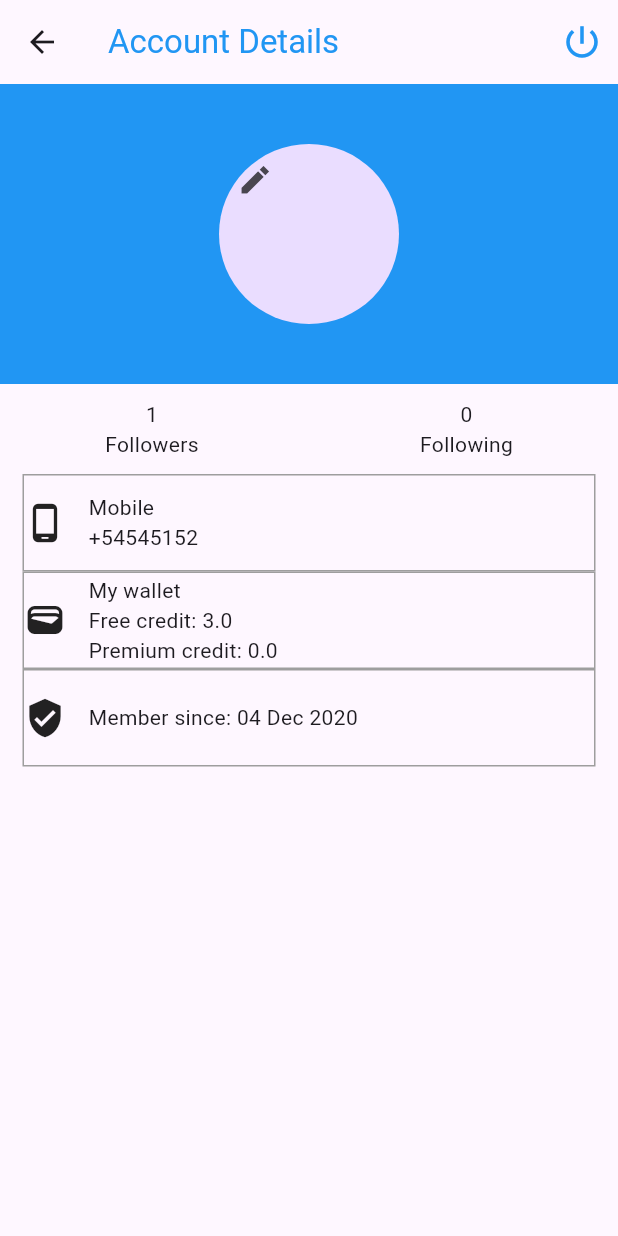
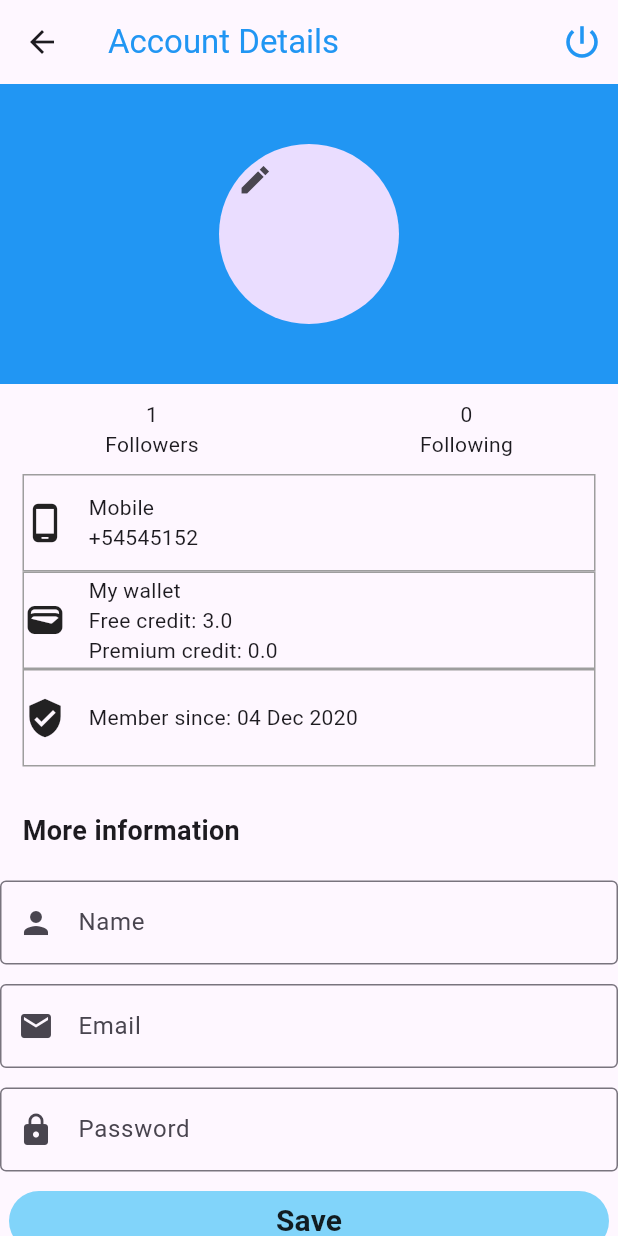
Before and after one commit to Gaberabdo/sell_4_u, a Flutter app: the EditProfile screen opened directly, on a phone screen of 412 x 824 dp. Run offline on Flutter 3.47's test engine with Material 3 defaults, Android fonts, the phone set to English and light mode, and no system bars; our stand-ins replace bloc, dio, firebase_core, flutter_bloc, font_awesome_flutter, google_fonts and 2 more; accounts and stored records are empty.

Commit message:
finish edit profile UI

```diff
--- a/lib/Features/setting/view/screens/edit_profile.dart
+++ b/lib/Features/setting/view/screens/edit_profile.dart
@@ -1,9 +1,16 @@
 import 'package:flutter/material.dart';
+import 'package:sell_4_u/core/helper/component/component.dart';
 class EditProfile extends StatelessWidget {
+
   const EditProfile({Key? key}) : super(key: key);
+
 
   @override
   Widget build(BuildContext context) {
+    var emailController = TextEditingController();
+    var nameController = TextEditingController();
+    var passwordController = TextEditingController();
+
     return Scaffold(
       appBar: AppBar(
         title: const Text(
@@ -16,7 +23,8 @@ class EditProfile extends StatelessWidget {
           IconButton(onPressed: (){}, icon: const Icon(Icons.power_settings_new_sharp,color: Colors.blue,size: 28,))
         ],
       ),
-      body: Column(
+      body: SingleChildScrollView(
+        child: Column(
           children:
           [
             Stack(
@@ -176,7 +184,55 @@ class EditProfile extends StatelessWidget {
             SizedBox(
               height: 30,
             ),
+            Padding(
+              padding: const EdgeInsets.symmetric(horizontal: 15),
+              child: Align(
+                  alignment: AlignmentDirectional.topStart,
+                  child: Text('More information',style: TextStyle(
+                    fontSize: 18,
+                    fontWeight: FontWeight.bold
+                  ),)),
+            ),
+            SizedBox(
+              height: 20,
+            ),
+        TextFormField(
+          keyboardType: TextInputType.name,
+          decoration: InputDecoration(
+            prefixIcon: Icon(Icons.person),
+            labelText: 'Name',
+            border: OutlineInputBorder(),
+          ),
+        ),
+            SizedBox(
+              height: 13,
+            ),
+            TextFormField(
+              keyboardType: TextInputType.emailAddress,
+              decoration: InputDecoration(
+                prefixIcon: Icon(Icons.email),
+                labelText: 'Email',
+                border: OutlineInputBorder(),
+              ),
+            ),
+            SizedBox(
+              height: 13,
+            ),
+            TextFormField(
+              keyboardType: TextInputType.text,
+              decoration: InputDecoration(
+                prefixIcon: Icon(Icons.lock),
+                labelText: 'Password',
+                border: OutlineInputBorder(),
+              ),
+            ),
+      SizedBox(
+        height: 13,
+      ),
+        Buttonhelper(title: 'Save',onchange: (){},),
+
           ],
+        ),
       ),
     );
   }
```
Lines whose indentation alone changed are shown as unchanged.
